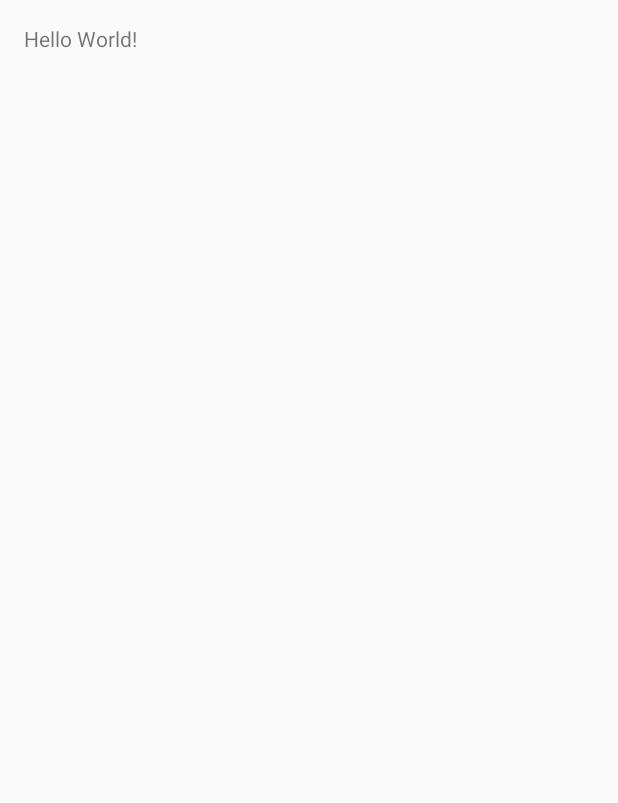
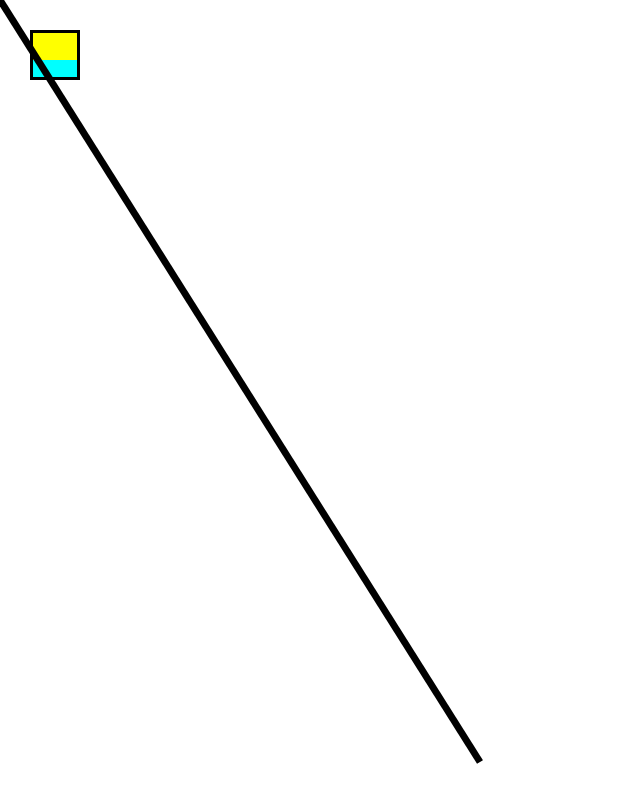
Before and after one commit to ttran49/TicTacToe, an Android app: the screen it shows after launch (MainActivity), on a phone screen of 412 x 824 dp. Before the commit the part shown is almost empty. Shown: the top 803 px of the screen. Run offline under Robolectric (Android 15) with nearby library versions, the phone set to English and light mode, and no system bars.

Commit message:
added canvas code

```diff
--- /dev/null
+++ b/app/src/main/java/com/sanctuaryht/games/tictactoe/DrawView.java
@@ -0,0 +1,32 @@
+package com.sanctuaryht.games.tictactoe;
+import android.content.Context;
+import android.graphics.Canvas;
+import android.graphics.Color;
+import android.graphics.Paint;
+import android.view.View;
+
+public class DrawView extends View {
+    Paint paint = new Paint();
+
+    public DrawView(Context context) {
+        super(context);
+    }
+
+    @Override
+    public void onDraw(Canvas canvas) {
+        paint.setColor(Color.BLACK);
+        paint.setStrokeWidth(3);
+        canvas.drawRect(30, 30, 80, 80, paint);
+        paint.setStrokeWidth(0);
+        paint.setColor(Color.CYAN);
+        canvas.drawRect(33, 60, 77, 77, paint );
+        paint.setColor(Color.YELLOW);
+        canvas.drawRect(33, 33, 77, 60, paint );
+        paint.setColor(Color.BLACK);
+        paint.setStrokeWidth(7);
+        canvas.drawLine(0,0,480,762,paint);
+        System.out.println("Width: "+canvas.getWidth());
+        System.out.println("Height: "+canvas.getHeight());
+    }
+
+}
--- a/app/src/main/java/com/sanctuaryht/games/tictactoe/MainActivity.java
+++ b/app/src/main/java/com/sanctuaryht/games/tictactoe/MainActivity.java
@@ -1,13 +1,25 @@
 package com.sanctuaryht.games.tictactoe;
 
 import android.app.Activity;
+import android.graphics.Color;
+import android.opengl.GLES20;
+import android.opengl.GLSurfaceView;
 import android.os.Bundle;
 
+import javax.microedition.khronos.egl.EGLConfig;
+import javax.microedition.khronos.opengles.GL10;
+
+/**
+ * Created by Han on 5/19/2016.
+ */
 public class MainActivity extends Activity {
+    DrawView drawView;
+    @Override
+    public void onCreate(Bundle savedInstanceState) {
+        super.onCreate(savedInstanceState);
+        drawView = new DrawView(this);
+        drawView.setBackgroundColor(Color.WHITE);
+        setContentView(drawView);
 
-    @Override
-    protected void onCreate(Bundle savedInstanceState) {
-        super.onCreate(savedInstanceState);
-        setContentView(R.layout.activity_main);
     }
 }
```
